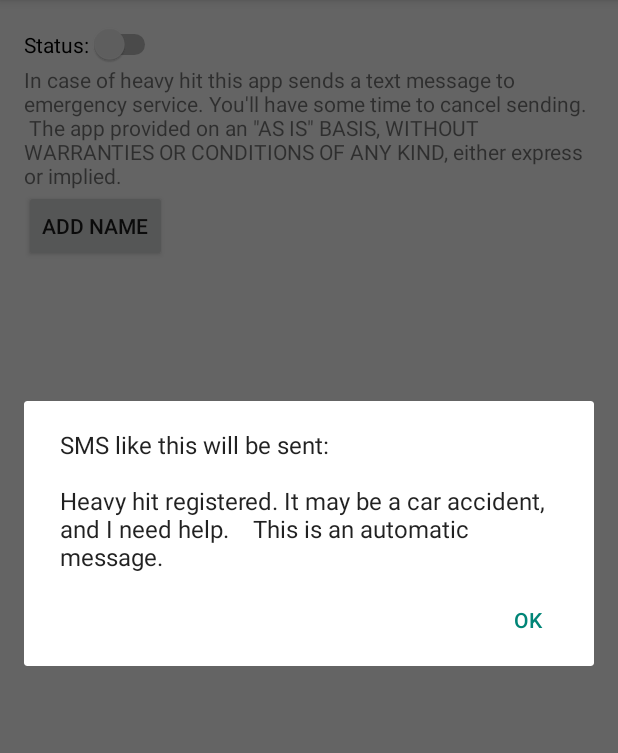
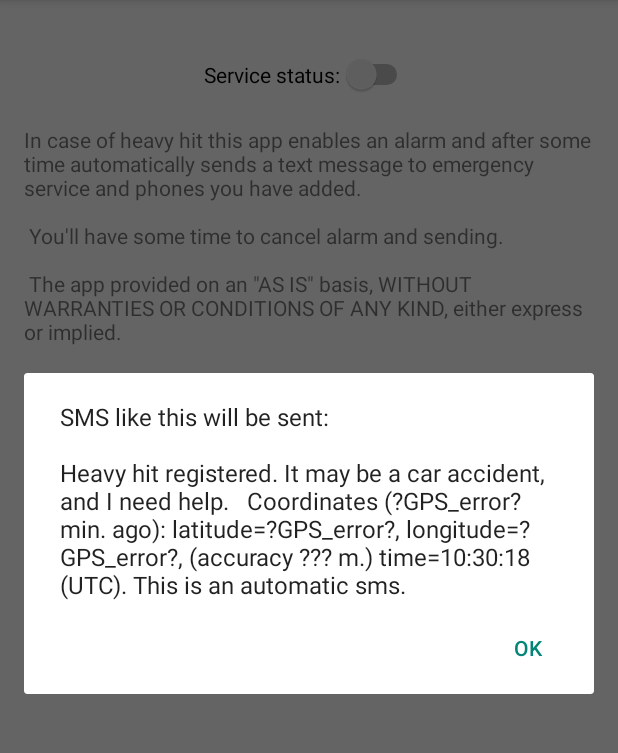
Before and after one commit to puz-ya/emergencyhelp, an Android app: the screen it shows after launch (MainActivity), in the options menu, after a tap on "View SMS", on a phone screen of 412 x 824 dp, the part 84-837 px from its top. Run offline under Robolectric (Android 15) with nearby library versions, the phone set to English and light mode, and no system bars.

Commit message:
Deleted COARSE_LOCATION (replaced by FINE_LOCATION by default) Added check for input settings. Added ?error? strings if location not found. Fixed media player onResume. Added button to return from Settings to MainActivity. Fixed some text strings + sizes of views widgets.

```diff
--- a/app/src/main/AndroidManifest.xml
+++ b/app/src/main/AndroidManifest.xml
@@ -2,7 +2,7 @@
 <manifest xmlns:android="http://schemas.android.com/apk/res/android"
     package="evyasonov.emergencyhelp" >
 
-    <uses-permission android:name="android.permission.ACCESS_COARSE_LOCATION" />
+    <!-- <uses-permission android:name="android.permission.ACCESS_COARSE_LOCATION" /> -->
     <uses-permission android:name="android.permission.ACCESS_FINE_LOCATION" />
     <uses-permission android:name="android.permission.RECEIVE_BOOT_COMPLETED" />
     <uses-permission android:name="android.permission.SEND_SMS" />
--- a/app/src/main/java/evyasonov/emergencyhelp/AccelerometerMonitoringServiceSmsGenerator.java
+++ b/app/src/main/java/evyasonov/emergencyhelp/AccelerometerMonitoringServiceSmsGenerator.java
@@ -14,33 +14,41 @@ import java.util.Locale;
 
 
 /*static*/ class AccelerometerMonitoringServiceSmsGenerator {
+
+
     static String generate(final Context context, final String userName, final String userComment, final Location location) {
         final Resources res = context.getResources();
 
         String tmpUserName = userName.equals("") ? "" : res.getString(R.string.name_sentence).replace("$name", userName);
         String tmpAdditionalInfo = userComment.equals("") ? "" : res.getString(R.string.addition_info_sentence).replace("$addition_info", userComment);
 
-        String tmpLocation = "";
+        String locationMinutesPass, locationLatitude, locationLongitude,
+                locationAccuracy = "";  //needed to be initilized
         if(location != null){
 
             //TODO: const 6e5 ? 600 000s ? 1ms == 0.001s
             //TODO: timeZONES ?
-            String locationMinutesPass = String.format("%.1f", (System.currentTimeMillis() - location.getTime()) / 6e5);
-            String locationLatitude = String.format("%.6f", location.getLatitude());
-            String locationLongitude = String.format("%.6f", location.getLongitude());
+            locationMinutesPass = String.format("%.1f", (System.currentTimeMillis() - location.getTime()) / 6e5);
+            locationLatitude = String.format("%.6f", location.getLatitude());
+            locationLongitude = String.format("%.6f", location.getLongitude());
 
-            String locationAccuracy = "";
             if(location.hasAccuracy()){
                 locationAccuracy = res.getString(R.string.accuracy_sentence).replace("$accuracy", location.getAccuracy() + "");
             }
 
-            tmpLocation = res.getString(R.string.location_sentence)
-                    .replace("$minutes_pass", locationMinutesPass)
-                    .replace("$latitude", locationLatitude)
-                    .replace("$longitude", locationLongitude)
-                    .replace("$accuracy_sentence", locationAccuracy)
-            ;
+        }else{
+            locationMinutesPass = "?GPS_error?";
+            locationLatitude = "?GPS_error?";
+            locationLongitude = "?GPS_error?";
+            locationAccuracy = res.getString(R.string.accuracy_sentence).replace("$accuracy", "???");
         }
+
+        String tmpLocation = res.getString(R.string.location_sentence)
+                .replace("$minutes_pass", locationMinutesPass)
+                .replace("$latitude", locationLatitude)
+                .replace("$longitude", locationLongitude)
+                .replace("$accuracy_sentence", locationAccuracy)
+        ;
 
         //get current time HH:MM:SS
         Date date = new Date();
--- a/app/src/main/java/evyasonov/emergencyhelp/AlarmFragment.java
+++ b/app/src/main/java/evyasonov/emergencyhelp/AlarmFragment.java
@@ -133,15 +133,21 @@ public class AlarmFragment extends Fragment implements View.OnClickListener {
         Log.d(LOG_TAG, "onResume");
 
         if (mCurrentMode == MODE_PRE_ALARM) {
-            mWaitingTime = 1000 * Integer.parseInt(
-                    mContext
-                            .getSharedPreferences(
-                                    SettingsActivity.PREFERENCES_FILENAME,
-                                    Context.MODE_MULTI_PROCESS)
-                            .getString("alarm_time", "60"));
+            String sAlarmTime = mContext
+                    .getSharedPreferences(
+                            SettingsActivity.PREFERENCES_FILENAME,
+                            Context.MODE_MULTI_PROCESS)
+                    .getString("alarm_time", "30");
+
+            //must check for input values
+            if(sAlarmTime.contains(",") || sAlarmTime.contains(".") || sAlarmTime.contains("-") ){
+                sAlarmTime = "30";
+            }
+
+            mWaitingTime = 1000 * Integer.parseInt(sAlarmTime);
             mStartTime = System.currentTimeMillis();
 
-            mMediaPlayer.start();
+            //mMediaPlayer.start(); //must be commented, in onCreate we already assigned setOnPreparedListener
 
             mBackgroundChangeTask = new ChangeBackgroundTask();
             if (Build.VERSION.SDK_INT >= Build.VERSION_CODES.HONEYCOMB) {
--- a/app/src/main/java/evyasonov/emergencyhelp/MainActivity.java
+++ b/app/src/main/java/evyasonov/emergencyhelp/MainActivity.java
@@ -1,5 +1,6 @@
 package evyasonov.emergencyhelp;
 
+import android.Manifest;
 import android.app.Activity;
 import android.app.AlertDialog;
 import android.content.ComponentName;
@@ -8,14 +9,19 @@ import android.content.Context;
 import android.content.DialogInterface;
 import android.content.Intent;
 import android.content.SharedPreferences;
+import android.content.pm.PackageManager;
 import android.hardware.Sensor;
 import android.hardware.SensorManager;
 import android.location.LocationManager;
 import android.net.Uri;
 import android.os.Bundle;
 import android.provider.Settings;
+import android.support.v4.app.ActivityCompat;
 import android.support.v7.app.AppCompatActivity;
 import android.telephony.TelephonyManager;
+import android.text.Layout;
+import android.text.SpannableString;
+import android.text.style.AlignmentSpan;
 import android.util.Log;
 import android.view.Menu;
 import android.view.MenuItem;
@@ -40,6 +46,7 @@ public class MainActivity extends AppCompatActivity implements CompoundButton.On
     private SharedPreferences mSharedPreferences;
 
     private int mLastDialogNumber = 1;
+    private static final int INITIAL_REQUEST_4LOCATION = 1337;
 
     @Override
     protected void onCreate(final Bundle savedInstanceState) {
@@ -68,10 +75,11 @@ public class MainActivity extends AppCompatActivity implements CompoundButton.On
 
     @Override
     public void onDestroy(){
+        super.onDestroy();
         Log.d(LOG_TAG, "onDestroy");
-        super.onDestroy();
     }
 
+    //Checking switch button of service off/on
     @Override
     public void onCheckedChanged(final CompoundButton compoundButton, final boolean isChecked) {
         Log.d(LOG_TAG, "onCheckedChanged");
@@ -125,19 +133,72 @@ public class MainActivity extends AppCompatActivity implements CompoundButton.On
 
             Log.d(LOG_TAG, "emergencyContactsNOTEmpty");
 
-            //always store returned value ! debug, debug AND debug
-            //Implicit intents with startService are not safe: Intent ...
-            //Intent intent = new Intent("evyasonov.emergencyhelp.AccelerometerMonitoringService");
-
             Intent intent = new Intent(this, AccelerometerMonitoringService.class);
-            //intent.addCategory("evyasonov.emergencyhelp.AccelerometerMonitoringService");
             ComponentName componentName = startService(intent);
 
-            //intent.setPackage("evyasonov.emergencyhelp");
-            //bindService(intent, serviceConnection, Service.BIND_AUTO_CREATE);
-            //ComponentName componentName = startService(intent);
+            Log.d(LOG_TAG, "startService");
 
-            Log.d(LOG_TAG, "startService");
+
+            //checking GPS permissions (API 21+)
+            // FINE_LOCATION is enough for both NETWORK & GPS
+            if (ActivityCompat.checkSelfPermission(MainActivity.this, android.Manifest.permission.ACCESS_FINE_LOCATION) != PackageManager.PERMISSION_GRANTED) {
+                // TODO: Consider calling
+                //    ActivityCompat#requestPermissions
+                // here to request the missing permissions, and then overriding
+                //   public void onRequestPermissionsResult(int requestCode, String[] permissions,
+                //                                          int[] grantResults)
+                // to handle the case where the user grants the permission. See the documentation
+                // for ActivityCompat#requestPermissions for more details.
+                ActivityCompat.requestPermissions(MainActivity.this,
+                        new String[] {Manifest.permission.ACCESS_FINE_LOCATION},
+                        INITIAL_REQUEST_4LOCATION);
+
+                Toast.makeText(this, "Please, enable LOCATION ACCESS in settings.", Toast.LENGTH_SHORT).show();
+            }else{
+
+                checkLocationManagerAndShowDialog();
+
+            }
+
+        }
+    }
+
+    @Override
+    public void onRequestPermissionsResult(int requestCode,
+                                           String permissions[], int[] grantResults) {
+        switch (requestCode) {
+            case INITIAL_REQUEST_4LOCATION: {
+                // If request is cancelled, the result arrays are empty.
+                if (grantResults.length > 0
+                        && grantResults[0] == PackageManager.PERMISSION_GRANTED) {
+
+                    // permission was granted, yay! Do the
+                    // contacts-related task you need to do.
+                    Toast.makeText(this, "Permission was granted, thank you!.", Toast.LENGTH_SHORT).show();
+                    checkLocationManagerAndShowDialog();
+
+                } else {
+
+                    // permission denied, boo! Disable the
+                    // functionality that depends on this permission.
+                    Toast.makeText(this, "Permission was not granted, aborting...", Toast.LENGTH_SHORT).show();
+                    finish();
+                }
+                return;
+            }
+
+            // other 'case' lines to check for other
+            // permissions this app might request
+        }
+    }
+
+    public void onClickStartAlarm(View view){
+        final Intent intent = new Intent(this, AlarmActivity.class);
+        intent.addFlags(Intent.FLAG_ACTIVITY_NEW_TASK);
+        startActivity(intent);
+    }
+
+    private void checkLocationManagerAndShowDialog(){
 
         final LocationManager locationManager =
                 (LocationManager) this.getSystemService(LOCATION_SERVICE);
@@ -167,7 +228,7 @@ public class MainActivity extends AppCompatActivity implements CompoundButton.On
                     .create()
                     .show();
         }
-        }
+
     }
 
     private void setAccelServiceOff() {
@@ -180,6 +241,18 @@ public class MainActivity extends AppCompatActivity implements CompoundButton.On
     @Override
     public boolean onCreateOptionsMenu(final Menu menu) {
         getMenuInflater().inflate(R.menu.main, menu);
+
+        //text of settings now right in the center
+        int nMenuItemsCount = menu.size();
+        for (int i=0; i<nMenuItemsCount; i++){
+            MenuItem item = menu.getItem(i);
+            SpannableString s = new SpannableString(item.getTitle());
+
+            s.setSpan(new AlignmentSpan.Standard(Layout.Alignment.ALIGN_CENTER), 0, s.length(), 0);
+
+            item.setTitle(s);
+        }
+
         return true;
     }
 
@@ -189,7 +262,9 @@ public class MainActivity extends AppCompatActivity implements CompoundButton.On
 
         switch (id) {
             case R.id.action_menu_deep_settings:
-                startActivity(new Intent(this, SettingsActivity.class));
+                Intent intent = new Intent(this, SettingsActivity.class);
+                intent.addFlags(Intent.FLAG_ACTIVITY_NO_HISTORY);
+                startActivity(intent);
                 break;
 
             case R.id.action_menu_view_sms:
@@ -290,6 +365,7 @@ public class MainActivity extends AppCompatActivity implements CompoundButton.On
                 .show();
     }
 
+    //
     public void executeDialogList() {
         if (mLastDialogNumber == 1) {
             final SensorManager sensorManager =
--- a/app/src/main/res/layout/activity_main.xml
+++ b/app/src/main/res/layout/activity_main.xml
@@ -11,12 +11,17 @@
     android:id="@+id/mainLayout"
     android:weightSum="1">
 
+    <!-- padding for better tapping on the switch -->
     <Switch
         android:layout_width="wrap_content"
         android:layout_height="wrap_content"
         android:text="@string/main_activity_status"
         android:id="@+id/statusSwitch"
-        android:checked="false" />
+        android:checked="false"
+        android:layout_gravity="center_horizontal"
+        android:paddingTop="24dp"
+        android:paddingBottom="24dp"
+        />
 
     <TextView
         android:layout_width="wrap_content"
@@ -25,10 +30,20 @@
         android:id="@+id/textView" />
 
     <Button
+        android:layout_width="wrap_content"
+        android:layout_height="wrap_content"
+        android:text="@string/main_activity_alarm"
+        android:onClick="onClickStartAlarm"
+        android:layout_gravity="center_horizontal"
+        android:layout_marginTop="24dp"
+        />
+
+    <!-- Content provide SQLite testing
+    <Button
         android:id="@+id/btnAdd"
         android:layout_width="wrap_content"
         android:layout_height="wrap_content"
         android:onClick="onClickAddName"
         android:text="Add Name" />
-
+    -->
 </LinearLayout>
--- a/app/src/main/res/values/strings.xml
+++ b/app/src/main/res/values/strings.xml
@@ -7,7 +7,7 @@
     <string name="message_template">
         Heavy hit registered. It may be a car accident, and I need help.
         $name_sentence $addition_info_sentence $location_sentence
-        This is an automatic message.</string>
+        This is an automatic sms.</string>
     <string name="name_sentence">Name: $name.</string>
     <string name="addition_info_sentence">Info: $addition_info.</string>
     <string name="location_sentence">Coordinates ($minutes_pass min. ago): latitude=$latitude, longitude=$longitude, $accuracy_sentence time=$time (UTC).</string>
@@ -18,6 +18,8 @@
     <string name="notification_title">Emergency Caller</string>
     <string name="notification_gps_off">GPS is OFF</string>
     <string name="notification_gps_on">GPS is ON</string>
+    <string name="notification_network_on">NETWORK is ON</string>
+    <string name="notification_network_off">NETWORK is OFF</string>
     <string name="notification_description">Monitoring is ON, $GPS.</string>
     <string name="notification_sms_was_sent">Emergency SMSs was sent, monitoring was stopped</string>
     <string name="notification_sms_was_sent_numbers">Numbers: </string>
@@ -29,16 +31,22 @@
     <string name="alarm_screen_messages_sent">Messages has been sent</string>
     <string name="alarm_screen_button_while_alarm">STOP ALARM</string>
     <string name="alarm_screen_button_after_alarm">OK</string>
-    <string name="alarm_screen_description">Monitoring is OFF. Messages has been sent.</string>
+    <string name="alarm_screen_description">
+        Monitoring is OFF now.\n
+        After countdown message(s) will be send.
+    </string>
 
 
     <!-- MAIN ACTIVITY -->
     <string name="main_activity_label">Emergency Caller</string>
-    <string name="main_activity_status">Status:</string>
+    <string name="main_activity_status">Service status:</string>
     <string name="main_activity_description">
-    In case of heavy hit this app sends a text message to emergency service. You\'ll have some time to cancel sending.\n
-        The app provided on an \"AS IS\" BASIS, WITHOUT WARRANTIES OR CONDITIONS OF ANY KIND, either express or implied.
+        In case of heavy hit this app enables an alarm and after some time automatically sends
+        a text message to emergency service and phones you have added. \n\n
+        You\'ll have some time to cancel alarm and sending.\n\n
+        The app provided on an \"AS IS\" basis, WITHOUT WARRANTIES OR CONDITIONS OF ANY KIND, either express or implied.
     </string>
+    <string name="main_activity_alarm">Start Alarm NOW!</string>
 
     <!-- MAIN ACTIVITY MENU -->
     <string name="menu_deep_settings">Settings</string>
@@ -66,7 +74,11 @@
     <string name="sim_is_not_available_positive_button">Exit</string>
 
     <!-- ABOUT DIALOG -->
-    <string name="about_text">Version: 1.0</string>
+    <string name="about_text">
+        Version: 1.0 \n
+        Yasonov Eugenii \n
+        Puzino Yury
+    </string>
     <string name="about_positive_button">OK</string>
 
     <!-- LICENCE DIALOG -->
@@ -106,6 +118,7 @@
     <string name="settings_user_name">Name</string>
     <string name="settings_user_comment">Addition info</string>
 
+    <string name="settings_close">Close Settings</string>
 
     <!-- EMERGENCY NUMBERS -->
     <string name="emergency_number_default">Emergency\n112</string>
--- a/app/src/main/res/xml/settings_screen_other.xml
+++ b/app/src/main/res/xml/settings_screen_other.xml
@@ -8,14 +8,15 @@
         <EditTextPreference
             android:key="alarm_time"
             android:title="@string/settings_alarm_time"
-            android:defaultValue="60"
+            android:defaultValue="30"
             android:selectAllOnFocus="true"
             android:inputType="numberSigned" />
 
+        <!-- defaultValue==5 norm to throw on the pillow -->
         <EditTextPreference
             android:key="alarm_sensitive"
             android:title="@string/settings_sensor_sensitivity"
-            android:defaultValue="4"
+            android:defaultValue="5"
             android:selectAllOnFocus="true"
             android:inputType="numberSigned" />
 </PreferenceScreen>
```
Also changed, not shown: app/src/main/java/evyasonov/emergencyhelp/AccelerometerMonitoringService.java (+15 -1 lines), app/src/main/java/evyasonov/emergencyhelp/SettingsActivity.java (+10 -1 lines), app/src/main/res/layout/activity_settings.xml (+23 -2 lines), app/src/main/res/layout/fragment_alarm.xml (+13 -8 lines), 1 other file. Lines whose indentation alone changed are shown as unchanged.
